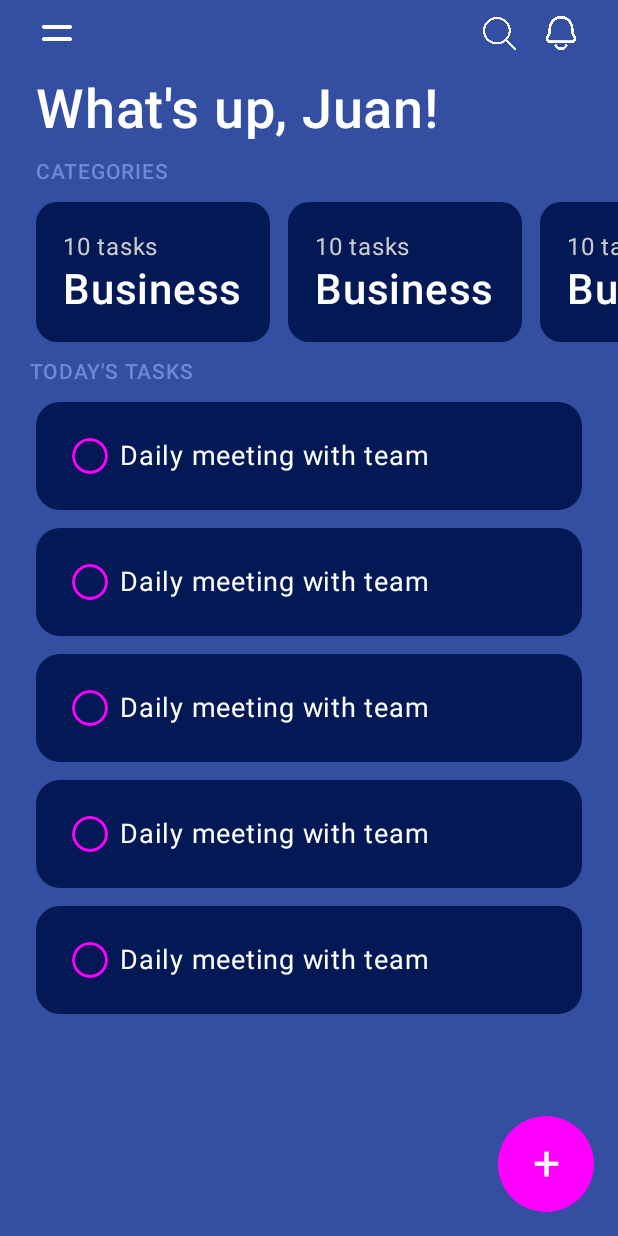
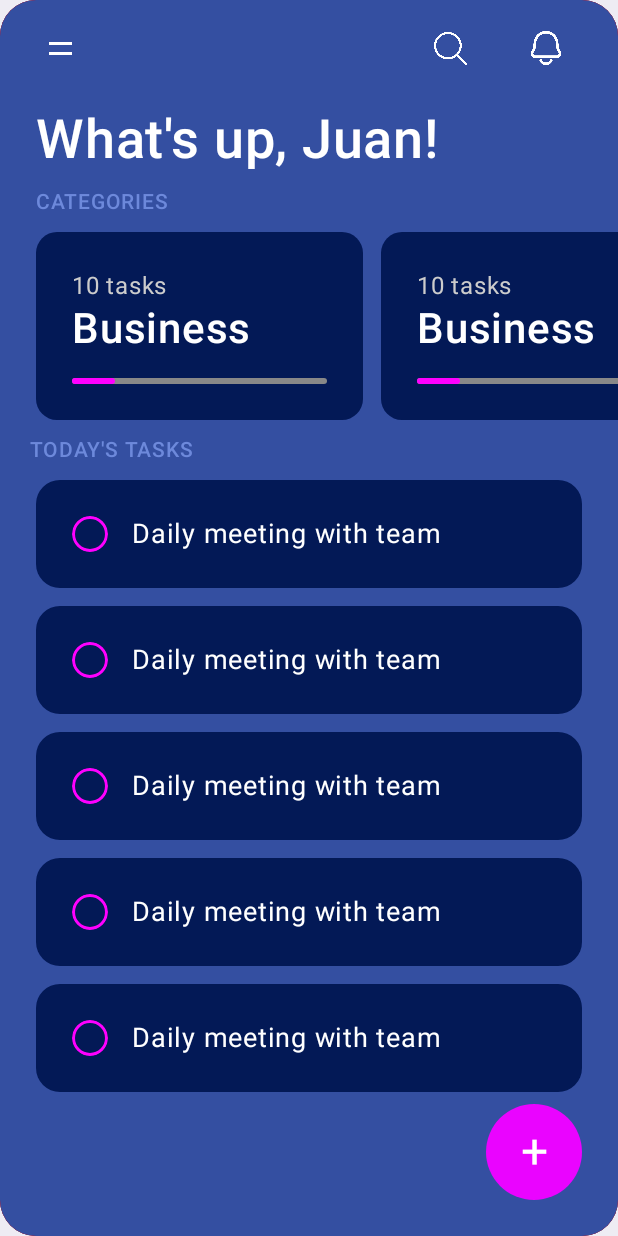
Before and after one commit to Yonjar-Android/TodoApp2025, an Android app built with Jetpack Compose: the screen it shows after launch (MainActivity), on a phone screen of 412 x 824 dp. Run offline under Robolectric (Android 15) with nearby library versions, the phone set to English and light mode, and no system bars.

Commit message:
feat: Create CustomDrawer for app navigation
chore: Add new icon and image to the app

```diff
--- /dev/null
+++ b/app/src/main/java/com/example/todoapp/presentation/mainScreen/CustomDrawer.kt
@@ -0,0 +1,137 @@
+package com.example.todoapp.presentation.mainScreen
+
+import androidx.compose.foundation.Image
+import androidx.compose.foundation.background
+import androidx.compose.foundation.layout.Arrangement
+import androidx.compose.foundation.layout.Box
+import androidx.compose.foundation.layout.Column
+import androidx.compose.foundation.layout.Row
+import androidx.compose.foundation.layout.Spacer
+import androidx.compose.foundation.layout.fillMaxHeight
+import androidx.compose.foundation.layout.fillMaxSize
+import androidx.compose.foundation.layout.fillMaxWidth
+import androidx.compose.foundation.layout.padding
+import androidx.compose.foundation.layout.size
+import androidx.compose.foundation.layout.width
+import androidx.compose.foundation.shape.CircleShape
+import androidx.compose.foundation.shape.RoundedCornerShape
+import androidx.compose.material3.Icon
+import androidx.compose.material3.IconButton
+import androidx.compose.material3.Text
+import androidx.compose.runtime.Composable
+import androidx.compose.ui.Alignment
+import androidx.compose.ui.Modifier
+import androidx.compose.ui.draw.clip
+import androidx.compose.ui.graphics.Color
+import androidx.compose.ui.res.painterResource
+import androidx.compose.ui.text.font.FontWeight
+import androidx.compose.ui.unit.dp
+import androidx.compose.ui.unit.sp
+import com.example.todoapp.R
+import com.example.todoapp.ui.theme.BlueBgTwo
+
+@Composable
+fun CustomDrawer(
+    selectedNavigationItem: NavigationItem,
+    onNavigationItemClick: (NavigationItem) -> Unit,
+    onCloseClick: () -> Unit
+) {
+    Column(
+        modifier = Modifier
+            .clip(RoundedCornerShape(24.dp))
+            .fillMaxHeight()
+            .fillMaxWidth(fraction = 1f)
+            .background(BlueBgTwo),
+        verticalArrangement = Arrangement.Center,
+
+        ) {
+
+        Column(
+            modifier = Modifier
+                .fillMaxWidth(fraction = 0.7f)
+                .fillMaxHeight(fraction = 0.85f)
+                .padding(start = 50.dp)
+        ) {
+
+            Row(
+                modifier = Modifier
+                    .fillMaxWidth(),
+                horizontalArrangement = Arrangement.End
+            ) {
+                IconButton(
+                    onClick = onCloseClick
+                ) {
+                    Icon(
+                        painter = painterResource(R.drawable.arrow_left),
+                        contentDescription = "Back arrow icon",
+                        tint = Color.White
+                    )
+                }
+            }
+
+            Column {
+
+                Box(modifier = Modifier.size(135.dp)
+                    .clip(CircleShape)
+                    .background(Color.Magenta), contentAlignment = Alignment.Center) {
+                    Image(
+                        modifier = Modifier
+                            .size(130.dp)
+                            .clip(CircleShape),
+                        painter = painterResource(R.drawable.e3zaq33rfn791),
+                        contentDescription = "profile photo"
+                    )
+                }
+
+                Spacer(modifier = Modifier.size(15.dp))
+
+                Text(
+                    "Gojo Satoru", fontSize = 32.sp,
+                    fontWeight = FontWeight.SemiBold,
+                    color = Color.White,
+                    modifier = Modifier.padding(end = 25.dp)
+                )
+            }
+
+
+            Spacer(modifier = Modifier.size(30.dp))
+
+            NavigationItem.entries.toTypedArray().take(4).forEach { navigationItem ->
+                NavigationItemView(
+                    navigationItem = navigationItem,
+                    selected = navigationItem == selectedNavigationItem
+                ) { onNavigationItemClick(navigationItem) }
+
+                Spacer(modifier = Modifier.size(4.dp))
+            }
+
+            NavigationItem.entries.toTypedArray().takeLast(0).forEach { navigationItem ->
+                NavigationItemView(
+                    navigationItem = navigationItem,
+                    selected = false
+                ) {
+                    when(navigationItem){
+                        NavigationItem.Menu -> {
+                            onNavigationItemClick(NavigationItem.Menu)
+                        }
+                        NavigationItem.Categories -> {
+                            onNavigationItemClick(NavigationItem.Categories)
+
+                        }
+                        NavigationItem.Analytics -> {
+                            onNavigationItemClick(NavigationItem.Analytics)
+
+                        }
+
+                        NavigationItem.Templates -> {
+                            onNavigationItemClick(NavigationItem.Analytics)
+                        }
+                    }
+                }
+
+                Spacer(modifier = Modifier.size(4.dp))
+            }
+
+        }
+    }
+}
--- /dev/null
+++ b/app/src/main/java/com/example/todoapp/presentation/mainScreen/CustomDrawerState.kt
@@ -0,0 +1,14 @@
+package com.example.todoapp.presentation.mainScreen
+
+enum class CustomDrawerState {
+    Opened, Closed
+}
+
+fun CustomDrawerState.isOpened(): Boolean{
+    return this.name == "Opened"
+}
+
+fun CustomDrawerState.opposite(): CustomDrawerState {
+    return if (this ==  CustomDrawerState.Opened) CustomDrawerState.Closed
+    else CustomDrawerState.Opened
+}
--- a/app/src/main/java/com/example/todoapp/presentation/mainScreen/MainTaskScreen.kt
+++ b/app/src/main/java/com/example/todoapp/presentation/mainScreen/MainTaskScreen.kt
@@ -1,7 +1,11 @@
 package com.example.todoapp.presentation.mainScreen
 
+import androidx.activity.compose.BackHandler
+import androidx.compose.animation.core.animateDpAsState
+import androidx.compose.animation.core.animateFloatAsState
 import androidx.compose.foundation.background
 import androidx.compose.foundation.border
+import androidx.compose.foundation.clickable
 import androidx.compose.foundation.layout.Arrangement
 import androidx.compose.foundation.layout.Box
 import androidx.compose.foundation.layout.Column
@@ -9,9 +13,14 @@ import androidx.compose.foundation.layout.Row
 import androidx.compose.foundation.layout.Spacer
 import androidx.compose.foundation.layout.fillMaxSize
 import androidx.compose.foundation.layout.fillMaxWidth
+import androidx.compose.foundation.layout.height
+import androidx.compose.foundation.layout.navigationBarsPadding
+import androidx.compose.foundation.layout.offset
 import androidx.compose.foundation.layout.padding
 import androidx.compose.foundation.layout.size
+import androidx.compose.foundation.layout.statusBarsPadding
 import androidx.compose.foundation.layout.systemBarsPadding
+import androidx.compose.foundation.layout.width
 import androidx.compose.foundation.lazy.LazyColumn
 import androidx.compose.foundation.lazy.LazyRow
 import androidx.compose.foundation.shape.RoundedCornerShape
@@ -19,39 +28,117 @@ import androidx.compose.material3.Button
 import androidx.compose.material3.ButtonDefaults
 import androidx.compose.material3.Checkbox
 import androidx.compose.material3.CheckboxDefaults
+import androidx.compose.material3.DrawerState
 import androidx.compose.material3.Icon
+import androidx.compose.material3.IconButton
+import androidx.compose.material3.MaterialTheme
 import androidx.compose.material3.Text
 import androidx.compose.runtime.Composable
+import androidx.compose.runtime.derivedStateOf
+import androidx.compose.runtime.getValue
+import androidx.compose.runtime.mutableStateOf
+import androidx.compose.runtime.remember
+import androidx.compose.runtime.saveable.rememberSaveable
+import androidx.compose.runtime.setValue
 import androidx.compose.ui.Alignment
 import androidx.compose.ui.Modifier
 import androidx.compose.ui.draw.clip
+import androidx.compose.ui.draw.scale
 import androidx.compose.ui.graphics.Color
+import androidx.compose.ui.platform.LocalConfiguration
+import androidx.compose.ui.platform.LocalDensity
 import androidx.compose.ui.res.painterResource
 import androidx.compose.ui.text.font.FontWeight
 import androidx.compose.ui.text.style.TextAlign
+import androidx.compose.ui.text.style.TextDecoration
 import androidx.compose.ui.unit.Dp
 import androidx.compose.ui.unit.dp
 import androidx.compose.ui.unit.sp
 import com.example.todoapp.R
 import com.example.todoapp.ui.theme.BlueBg
 import com.example.todoapp.ui.theme.BlueBgTwo
+import com.example.todoapp.ui.theme.PinkButton
 import com.example.todoapp.ui.theme.cyanText
+import kotlin.math.roundToInt
 
 @Composable
 fun MainTaskScreen() {
+
+    var drawerState by remember { mutableStateOf(CustomDrawerState.Closed) }
+    var selectedNavigationItem by remember { mutableStateOf(NavigationItem.Menu) }
+
+    val configuration = LocalConfiguration.current
+    val density = LocalDensity.current.density
+
+    val screenWidth = remember {
+        derivedStateOf { (configuration.screenWidthDp * density).roundToInt() }
+    }
+
+    val offsetValue by remember { derivedStateOf { (screenWidth.value / 3.5).dp } }
+
+    val animatedOffset by animateDpAsState(
+        targetValue = if (drawerState.isOpened()) offsetValue else 0.dp,
+        label = "Animated Offset"
+    )
+
+    val animatedScale by animateFloatAsState(
+        targetValue = if (drawerState.isOpened()) 0.9f else 1f,
+        label = "Animated Scale"
+    )
+
+    BackHandler(enabled = drawerState.isOpened()) {
+        drawerState = CustomDrawerState.Closed
+    }
+
     Box(
         modifier = Modifier
+            .background(MaterialTheme.colorScheme.surface)
+            .background(MaterialTheme.colorScheme.onSurface.copy(alpha = 0.05f))
+            .statusBarsPadding()
+            .navigationBarsPadding()
             .fillMaxSize()
-            .background(Color.White)
+    ) {
+        CustomDrawer(
+            selectedNavigationItem = selectedNavigationItem,
+            onNavigationItemClick = {
+                selectedNavigationItem = it
+            },
+            onCloseClick = {
+                drawerState = CustomDrawerState.Closed
+            }
+        )
+
+        MainContent(modifier =
+        Modifier.offset(x = animatedOffset)
+            .scale(scale = animatedScale),drawerState, onDrawerState = {drawerState = it})
+    }
+
+}
+
+@Composable
+fun MainContent(
+    modifier: Modifier = Modifier,
+    drawerState: CustomDrawerState,
+    onDrawerState: (CustomDrawerState) -> Unit
+) {
+    Box(
+        modifier = modifier
+            .fillMaxSize()
+            .clip(RoundedCornerShape(24.dp))
+            .background(Color.Red)
+            .systemBarsPadding()
     ) {
         Column(
             modifier = Modifier
                 .fillMaxSize()
                 .background(color = BlueBg)
-                .systemBarsPadding()
+                .clickable(enabled = drawerState == CustomDrawerState.Opened){
+                    onDrawerState(CustomDrawerState.Closed)
+                }
+                .clip(RoundedCornerShape(24.dp))
         ) {
 
-            FirstIconRow()
+            FirstIconRow(drawerState, onDrawerState)
 
             Text(
                 "What's up, Juan!",
@@ -70,20 +157,25 @@ fun MainTaskScreen() {
             onClick = {},
             modifier = Modifier
                 .align(Alignment.BottomEnd)
-                .padding(end = 16.dp, bottom = 16.dp)
+                .padding(end = 24.dp, bottom = 24.dp)
                 .size(64.dp),
-            colors = ButtonDefaults.buttonColors(containerColor = Color.Magenta)
+            colors = ButtonDefaults.buttonColors(containerColor = PinkButton)
         ) {
-            Text("+", fontSize = 32.sp,
+            Text(
+                "+", fontSize = 32.sp,
                 color = Color.White,
                 textAlign = TextAlign.Center,
-                fontWeight = FontWeight.Normal)
+                fontWeight = FontWeight.Normal
+            )
         }
     }
 }
 
 @Composable
-fun FirstIconRow() {
+fun FirstIconRow(
+    drawerState: CustomDrawerState,
+    onDrawerState: (CustomDrawerState) -> Unit
+) {
     Row(
         modifier = Modifier
             .fillMaxWidth()
@@ -92,9 +184,18 @@ fun FirstIconRow() {
         verticalAlignment = Alignment.CenterVertically
     ) {
 
-        IconFunc(
-            size = 28.dp, idImage = R.drawable.menu, iconDescription = "Menu icon"
+        IconButton(onClick = {
+            onDrawerState(drawerState.opposite())
+        }) {
+            Icon(
+                modifier = Modifier
+                    .size(22.dp)
+                    .padding(),
+                painter = painterResource(id = R.drawable.menu),
+                contentDescription = "Menu icon",
+                tint = Color.White
             )
+        }
 
         Row(
             modifier = Modifier, verticalAlignment = Alignment.CenterVertically
@@ -142,6 +243,8 @@ fun CategoriesRow() {
 @Composable
 fun CategoriesItem() {
 
+    val progress = if (true) 5f / 30f else 0f
+
     Column(
         modifier = Modifier
             .clip(shape = RoundedCornerShape(14.dp))
@@ -150,7 +253,7 @@ fun CategoriesItem() {
     ) {
         Column(
             modifier = Modifier
-                .padding(18.dp)
+                .padding(24.dp)
         ) {
             Text(
                 text = "10 tasks",
@@ -159,11 +262,27 @@ fun CategoriesItem() {
             )
 
             Text(
+                modifier = Modifier.padding(bottom = 16.dp),
                 text = "Business",
                 color = Color.White,
                 fontSize = 28.sp,
                 fontWeight = FontWeight.Medium
             )
+
+            // Barra de progreso
+            Box(
+                modifier = Modifier
+                    .height(4.dp)
+                    .width(170.dp)
+                    .background(Color.Gray, RoundedCornerShape(4.dp))
+            ) {
+                Box(
+                    modifier = Modifier
+                        .fillMaxWidth(progress)
+                        .height(4.dp)
+                        .background(Color.Magenta, RoundedCornerShape(4.dp))
+                )
+            }
 
         }
     }
@@ -195,6 +314,9 @@ fun TasksColumn() {
 
 @Composable
 fun TasksItem() {
+
+    var checkValue by rememberSaveable { mutableStateOf(false) }
+
     Column(modifier = Modifier.padding(horizontal = 24.dp)) {
         Row(
             modifier = Modifier
@@ -211,8 +333,8 @@ fun TasksItem() {
                     .border(2.dp, Color.Magenta, RoundedCornerShape(16.dp))  // Borde redondeado
             ) {
                 Checkbox(
-                    checked = false,
-                    onCheckedChange = {},
+                    checked = checkValue,
+                    onCheckedChange = { checkValue = it },
                     colors = CheckboxDefaults.colors(
                         uncheckedColor = Color.Transparent, // Hace que la casilla desaparezca
                         checkmarkColor = Color.Magenta  // Color de la marca al estar activo
@@ -224,7 +346,12 @@ fun TasksItem() {
                 "Daily meeting with team",
                 color = Color.White,
                 fontSize = 18.sp,
-                modifier = Modifier.padding(horizontal = 8.dp)
+                modifier = Modifier.padding(start = 16.dp, end = 8.dp),
+                textDecoration = if (checkValue) {
+                    TextDecoration.LineThrough
+                } else {
+                    TextDecoration.None
+                }
             )
         }
     }
@@ -232,17 +359,24 @@ fun TasksItem() {
 
 
 @Composable
-fun IconFunc(idImage: Int, size: Dp, iconDescription: String) {
+fun IconFunc(
+    idImage: Int,
+    size: Dp,
+    iconDescription: String,
+) {
     Box(modifier = Modifier.padding(horizontal = 8.dp)) {
+        IconButton(onClick = {
+
+        }) {
             Icon(
                 modifier = Modifier
                     .size(size)
                     .padding(),
                 painter = painterResource(id = idImage),
                 contentDescription = iconDescription,
-            tint = Color.White,
-
+                tint = Color.White
             )
         }
 
     }
+}
--- /dev/null
+++ b/app/src/main/java/com/example/todoapp/presentation/mainScreen/NavigationItem.kt
@@ -0,0 +1,25 @@
+package com.example.todoapp.presentation.mainScreen
+
+import com.example.todoapp.R
+
+enum class NavigationItem(
+    val title: String,
+    val icon: Int
+) {
+    Menu(
+        title = "Menu",
+        icon = R.drawable.menu
+    ),
+    Categories(
+        title = "Categories",
+        icon = R.drawable.category
+    ),
+    Analytics(
+        title = "Analytics",
+        icon = R.drawable.analytics
+    ),
+    Templates(
+        title = "Templates",
+        icon = R.drawable.ic_launcher_foreground
+    )
+}
--- /dev/null
+++ b/app/src/main/java/com/example/todoapp/presentation/mainScreen/NavigationItemView.kt
@@ -0,0 +1,49 @@
+package com.example.todoapp.presentation.mainScreen
+
+import androidx.compose.foundation.background
+import androidx.compose.foundation.clickable
+import androidx.compose.foundation.layout.Arrangement
+import androidx.compose.foundation.layout.Row
+import androidx.compose.foundation.layout.Spacer
+import androidx.compose.foundation.layout.fillMaxWidth
+import androidx.compose.foundation.layout.padding
+import androidx.compose.foundation.layout.size
+import androidx.compose.foundation.shape.RoundedCornerShape
+import androidx.compose.material3.Icon
+import androidx.compose.material3.MaterialTheme
+import androidx.compose.material3.Text
+import androidx.compose.material3.surfaceColorAtElevation
+import androidx.compose.runtime.Composable
+import androidx.compose.ui.Alignment
+import androidx.compose.ui.Modifier
+import androidx.compose.ui.draw.clip
+import androidx.compose.ui.graphics.Color
+import androidx.compose.ui.res.painterResource
+import androidx.compose.ui.unit.dp
+import androidx.compose.ui.unit.sp
+
+@Composable
+fun NavigationItemView(
+    navigationItem: NavigationItem,
+    selected: Boolean,
+    onClick: () -> Unit
+){
+    Row(
+        modifier = Modifier.fillMaxWidth()
+            .clickable { onClick()
+            }. padding(vertical = 10.dp),
+        verticalAlignment = Alignment.CenterVertically,
+        horizontalArrangement = Arrangement.Start
+    ) {
+        Icon(
+            painter = painterResource(id = navigationItem.icon),
+            contentDescription = "Navigation menu icon",
+            modifier = Modifier.size(22.dp),
+            tint = if(selected) Color.Cyan else Color.White
+        )
+
+        Spacer(modifier = Modifier.size(20.dp))
+
+        Text(navigationItem.title, color = if(selected) Color.Cyan else Color.White, fontSize = 18.sp)
+    }
+}
```
Also changed, not shown: app/src/main/res/drawable/arrow_left.png (added), app/src/main/res/drawable/e3zaq33rfn791.webp (added). Lines whose indentation alone changed are shown as unchanged.
